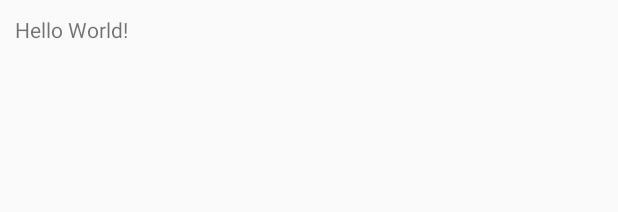
After one commit to INFJ-HCM/In_The_Closet, an Android app: the layout activity_lookbook.xml on its own in the app's theme, with its tools: preview values and no code run, on a phone screen of 412 x 824 dp. The commit adds this screen. Shown: the top 212 px of the screen. Run offline under Robolectric (Android 15) with nearby library versions, the phone set to English and light mode, and no system bars.

Commit message:
file로 gridview한거

```diff
--- a/app/build.gradle
+++ b/app/build.gradle
@@ -1,12 +1,12 @@
 apply plugin: 'com.android.application'
 
 android {
-    compileSdkVersion 28
+    compileSdkVersion 30
     buildToolsVersion '29.0.2'
 
     defaultConfig {
         minSdkVersion 23//songhui20201031_LG공기계 SDK값과 맞춤
-        targetSdkVersion 28
+        targetSdkVersion 30
         versionCode 1
         versionName "1.0"
         testInstrumentationRunner "androidx.test.runner.AndroidJUnitRunner"
--- /dev/null
+++ b/app/src/main/res/layout/activity_lookbook.xml
@@ -0,0 +1,41 @@
+<?xml version="1.0" encoding="utf-8"?>
+<LinearLayout xmlns:android="http://schemas.android.com/apk/res/android"
+    xmlns:tools="http://schemas.android.com/tools" android:layout_width="match_parent"
+    android:layout_height="match_parent"
+    android:layout_gravity="center"
+    android:orientation="vertical"
+
+    tools:context=".lookbook">
+    <!-- Camera Intent를 실행할 Button 선언 -->
+    <!--    <Button-->
+    <!--        android:id="@+id/takepicbtn"-->
+    <!--        android:layout_width="match_parent"-->
+    <!--        android:layout_height="wrap_content"-->
+    <!--        android:layout_gravity="center"-->
+    <!--        android:gravity="center"-->
+    <!--        android:padding="5dp"-->
+    <!--        android:text="Take Picture" />-->
+
+    <!-- 사진의 경로를 받아다 String으로 보여줄 TextView 선언 -->
+    <TextView
+        android:id="@+id/imgpath"
+        android:layout_width="wrap_content"
+        android:layout_height="wrap_content"
+        android:padding="10dp"
+        android:text="Hello World!"/>
+
+    <!-- 지정한 경로 내의 사진들을 보여줄 Gallery 선언 -->
+    <Gallery
+        android:id="@+id/customgallery"
+        android:layout_width="match_parent"
+        android:layout_height="wrap_content"
+        android:layout_below="@id/imgpath"></Gallery>
+
+    <!-- Gallery 내 선택한 사진을 크게 보여줄 ImageView 선언 -->
+    <ImageView
+        android:id="@+id/resultview"
+        android:layout_width="match_parent"
+        android:layout_height="wrap_content"
+        android:layout_gravity="center_horizontal"
+        android:layout_below="@id/customgallery" />
+</LinearLayout>
--- /dev/null
+++ b/app/src/main/res/values/attrs.xml
@@ -0,0 +1,6 @@
+<?xml version="1.0" encoding="utf-8"?>
+<resources>
+    <declare-styleable name="GalleryTheme">
+        <attr name="android:galleryItemBackground"/>
+    </declare-styleable>
+</resources>
```
Also changed, not shown: app/src/main/AndroidManifest.xml (+14 -15 lines), app/src/main/java/com/example/android/butcher2/CustomGalleryAdapter.java (added, +110 -0 lines), app/src/main/java/com/example/android/butcher2/StartActivity.java (+4 -8 lines), app/src/main/java/com/example/android/butcher2/lookbook.java (added, +154 -0 lines).
